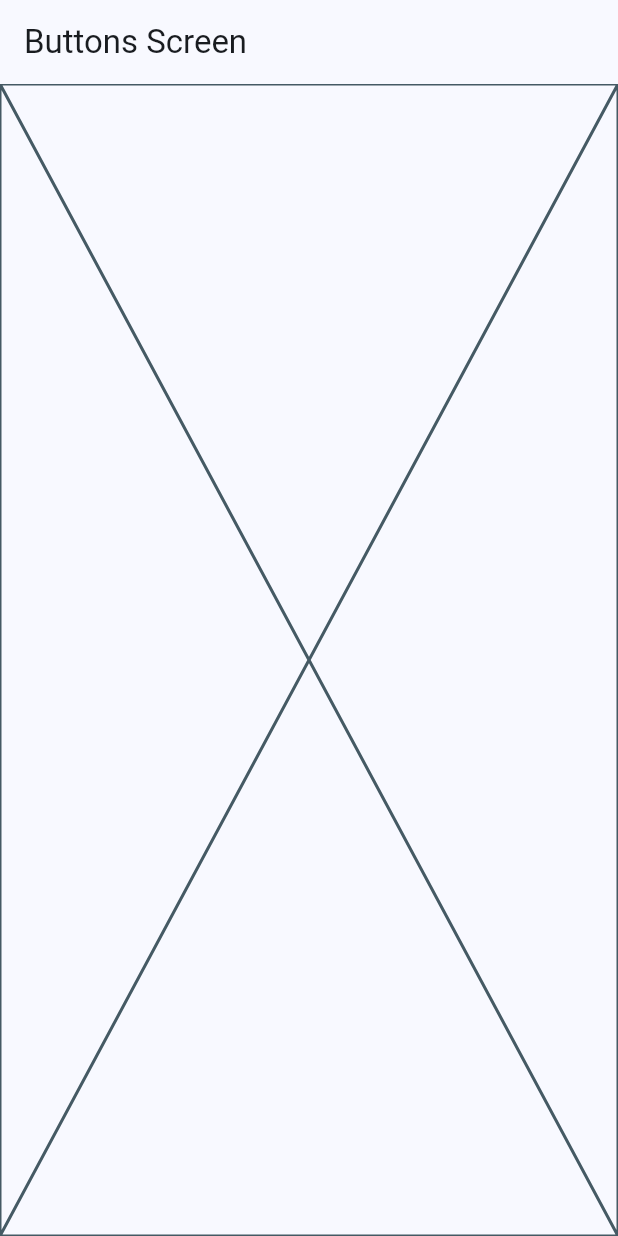
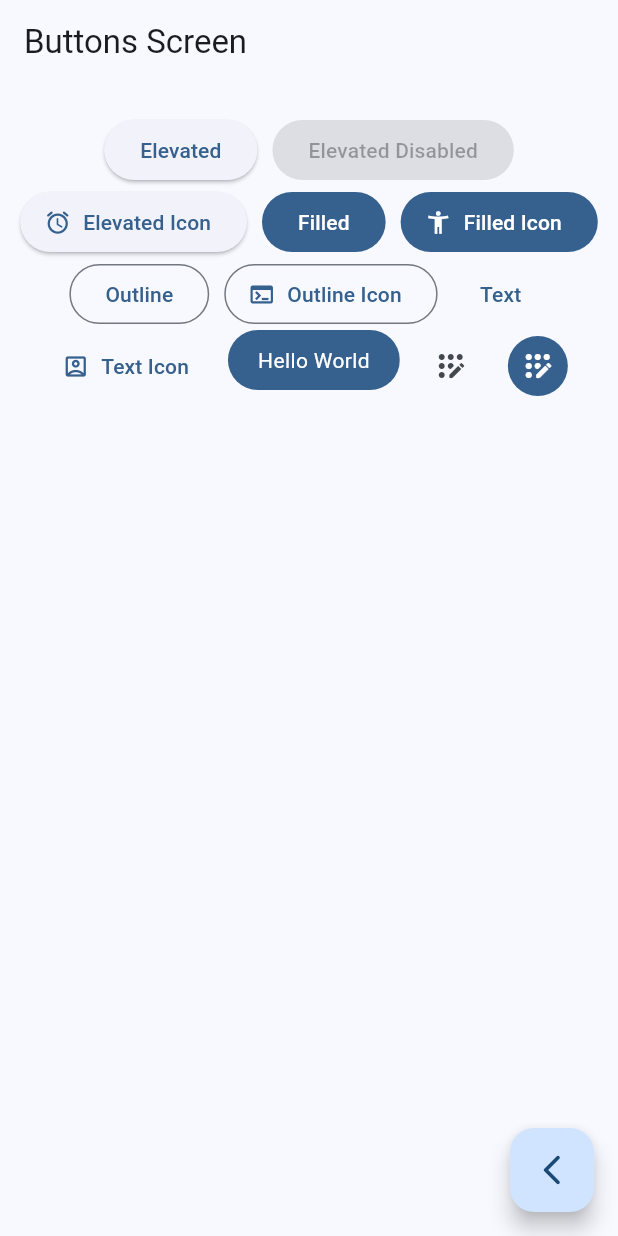
Before and after one commit to jebarcha/widges-app, a Flutter app: the ButtonsScreen screen opened by its route, on a phone screen of 412 x 824 dp. Run offline on Flutter 3.47's test engine with Material 2 defaults, Android fonts, the phone set to English and light mode, and no system bars; our stand-ins replace go_router.

Commit message:
buttons screens completed

```diff
--- a/lib/presentation/screens/buttons/buttons_screen.dart
+++ b/lib/presentation/screens/buttons/buttons_screen.dart
@@ -1,4 +1,5 @@
 import 'package:flutter/material.dart';
+import 'package:go_router/go_router.dart';
 
 class ButtonsScreen extends StatelessWidget {
 
@@ -12,7 +13,101 @@ class ButtonsScreen extends StatelessWidget {
       appBar: AppBar(
         title: const Text('Buttons Screen'),
       ),
-      body: const Placeholder(),
+      body: const _ButtonsView(),
+      floatingActionButton: FloatingActionButton(
+        child: const Icon(Icons.arrow_back_ios_new_rounded),
+        onPressed: () {
+          context.pop();
+        },
+      ),
     );
   }
 }
+
+class _ButtonsView extends StatelessWidget {
+  const _ButtonsView();
+
+  @override
+  Widget build(BuildContext context) {
+
+    final colors = Theme.of(context).colorScheme;
+
+    return SizedBox(
+      width: double.infinity,
+      child: Padding(
+        padding: const EdgeInsets.symmetric(horizontal: 10, vertical: 20),
+        child: Wrap(
+          spacing: 10,
+          alignment: WrapAlignment.center,
+          children: [
+            ElevatedButton(onPressed: () {}, child: const Text('Elevated')),
+            const ElevatedButton(onPressed: null, child: Text('Elevated Disabled')),
+
+            ElevatedButton.icon(
+              onPressed: () {},
+              icon: const Icon(Icons.access_alarm_rounded),
+              label: const Text('Elevated Icon')
+            ),
+
+            FilledButton(onPressed: () {}, child: const Text('Filled')),
+            FilledButton.icon(
+              onPressed: () {},
+              icon: const Icon(Icons.accessibility_new),
+              label: const Text('Filled Icon')),
+
+            OutlinedButton(onPressed: () {}, child: const Text('Outline')),
+            OutlinedButton.icon(
+              onPressed: () {},
+              label: const Text('Outline Icon'),
+              icon: const Icon(Icons.terminal)),
+
+            TextButton(onPressed: () {}, child: const Text('Text')),
+            TextButton.icon(
+              onPressed: () {},
+              label: const Text('Text Icon'),
+              icon: const Icon(Icons.account_box_outlined)),
+
+            // TODO: custom button
+            const CustomButton(),
+
+            IconButton(onPressed: () {}, icon: const Icon(Icons.app_registration_rounded)),
+            IconButton(
+              onPressed: () {},
+              icon: const Icon(Icons.app_registration_rounded),
+              style: ButtonStyle(
+                backgroundColor: MaterialStatePropertyAll(colors.primary),
+                iconColor: const MaterialStatePropertyAll(Colors.white)
+              ),
+            ),
+
+          ],
+        ),
+      ),
+    );
+  }
+}
+
+
+class CustomButton extends StatelessWidget {
+  const CustomButton({super.key});
+
+  @override
+  Widget build(BuildContext context) {
+
+    final colors = Theme.of(context).colorScheme;
+
+    return ClipRRect(
+      borderRadius: BorderRadius.circular(20),
+      child: Material(
+        color: colors.primary,
+        child: InkWell(
+          onTap: () {},
+          child: const Padding(
+            padding: EdgeInsets.symmetric(horizontal: 20, vertical: 10),
+            child: Text('Hello World', style: TextStyle(color: Colors.white))
+          ),
+        ),
+      ),
+    );
+  }
+}
```
